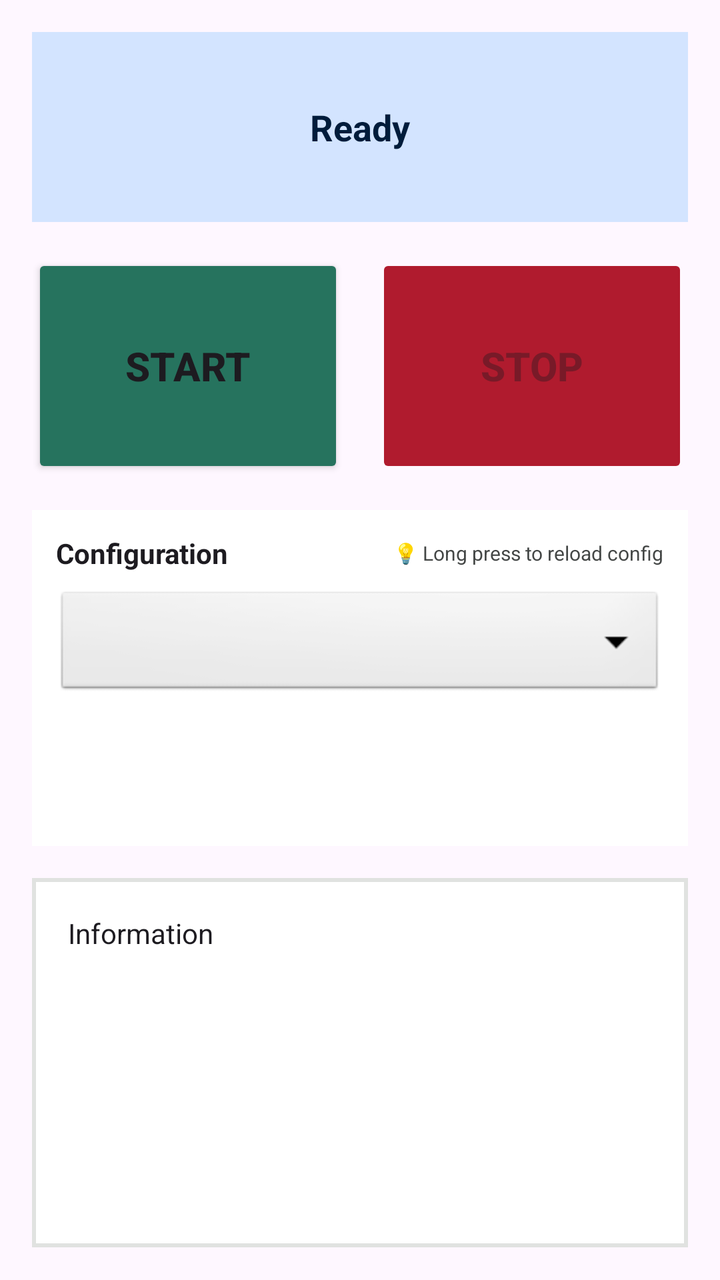
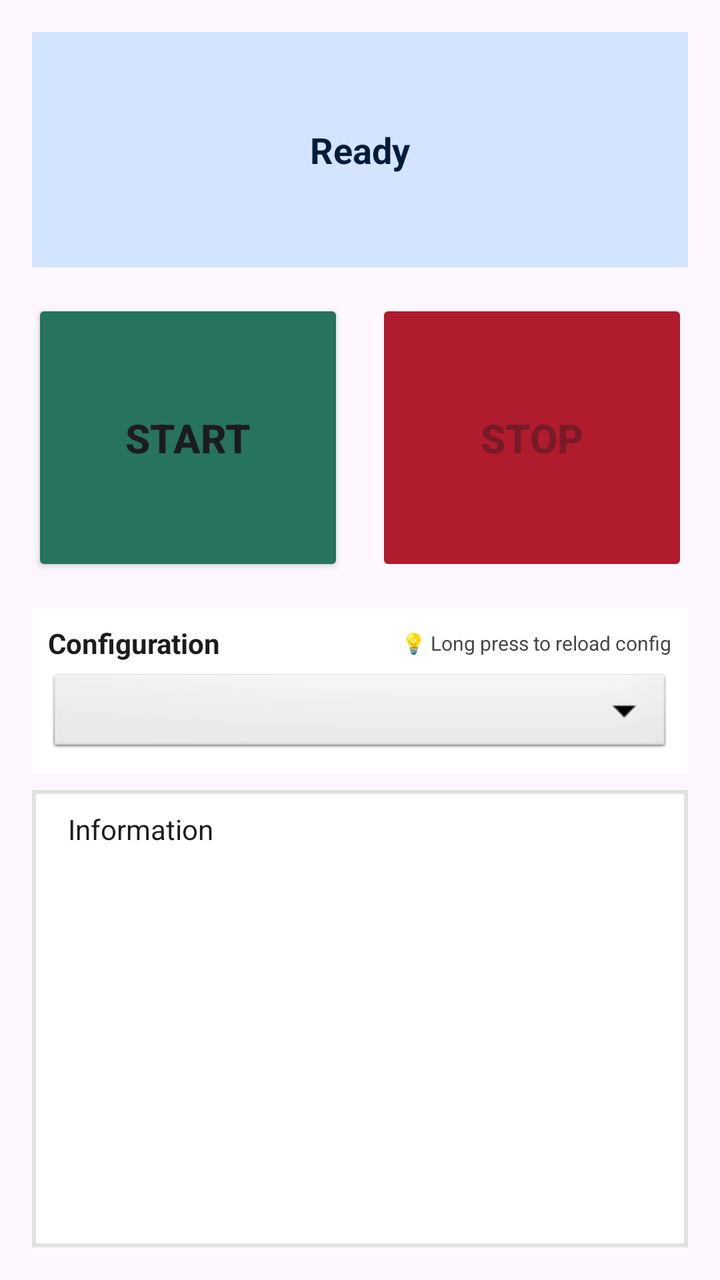

Compare the two renders of this Android layout. The source of the first and the diff that turns it into the second are given below.
<!-- AndroidManifest.xml: application theme Theme.AudioTester -->
<!-- res/layout/fragment_audio_test.xml -->
<?xml version="1.0" encoding="utf-8"?>
<LinearLayout xmlns:android="http://schemas.android.com/apk/res/android"
    android:layout_width="match_parent"
    android:layout_height="match_parent"
    android:orientation="vertical"
    android:padding="16dp">

    
    <TextView
        android:id="@+id/statusTextView"
        android:layout_width="match_parent"
        android:layout_height="0dp"
        android:layout_weight="1.7"
        android:text="Ready"
        android:textSize="18sp"
        android:textStyle="bold"
        android:textColor="#001C3B"
        android:gravity="center"
        android:padding="16dp"
        android:background="#D3E4FF"
        android:layout_marginBottom="16dp" />

    
    <LinearLayout
        android:layout_width="match_parent"
        android:layout_height="0dp"
        android:layout_weight="2"
        android:orientation="horizontal"
        android:layout_marginBottom="16dp">

        <Button
            android:id="@+id/startButton"
            android:layout_width="0dp"
            android:layout_height="match_parent"
            android:layout_weight="1"
            android:layout_marginEnd="8dp"
            android:text="Start"
            android:textSize="20sp"
            android:textStyle="bold"
            android:backgroundTint="#26735E" />

        <Button
            android:id="@+id/stopButton"
            android:layout_width="0dp"
            android:layout_height="match_parent"
            android:layout_weight="1"
            android:layout_marginStart="8dp"
            android:text="Stop"
            android:textSize="20sp"
            android:textStyle="bold"
            android:backgroundTint="#B01B2E"
            android:enabled="false" />

    </LinearLayout>

    
    <LinearLayout
        android:layout_width="match_parent"
        android:layout_height="0dp"
        android:layout_weight="3"
        android:orientation="vertical"
        android:background="#FFFFFF"
        android:padding="12dp"
        android:layout_marginBottom="16dp">

        <LinearLayout
            android:layout_width="match_parent"
            android:layout_height="wrap_content"
            android:orientation="horizontal"
            android:gravity="center_vertical">

            <TextView
                android:id="@+id/configTitleTextView"
                android:layout_width="0dp"
                android:layout_height="wrap_content"
                android:layout_weight="1"
                android:text="Configuration"
                android:textSize="14sp"
                android:textStyle="bold"
                android:textColor="#1D1B20" />

            <TextView
                android:layout_width="wrap_content"
                android:layout_height="wrap_content"
                android:text="💡 Long press to reload config"
                android:textSize="10sp"
                android:textColor="#444746" />

        </LinearLayout>

        <Spinner
            android:id="@+id/configSpinner"
            android:layout_width="match_parent"
            android:layout_height="56dp"
            android:layout_marginTop="8dp"
            android:background="@android:drawable/btn_dropdown"
            android:paddingStart="12dp"
            android:paddingEnd="12dp"
            android:spinnerMode="dropdown"
            android:popupBackground="#FFFFFF" />

    </LinearLayout>

    
    <ScrollView
        android:layout_width="match_parent"
        android:layout_height="0dp"
        android:layout_weight="3.3"
        android:fillViewport="true"
        android:padding="2dp"
        android:background="#E0E2E0">

        <TextView
            android:id="@+id/infoTextView"
            android:layout_width="match_parent"
            android:layout_height="wrap_content"
            android:text="Information"
            android:textSize="14sp"
            android:textColor="#1D1B20"
            android:lineSpacingExtra="4dp"
            android:background="#FFFFFF"
            android:padding="16dp" />

    </ScrollView>

</LinearLayout>
<!-- resources referenced by this layout -->
<resources>
  <style name="Theme.AudioTester" parent="Base.Theme.AudioTester" />
  <style name="Base.Theme.AudioTester" parent="Theme.Material3.DayNight.NoActionBar" />
</resources>

<!-- the commit's change to res/layout/fragment_audio_test.xml (unified diff, before → after) -->
@@ -16,7 +16,10 @@
         android:textStyle="bold"
         android:textColor="#001C3B"
         android:gravity="center"
-        android:padding="16dp"
+        android:paddingStart="16dp"
+        android:paddingEnd="16dp"
+        android:paddingTop="8dp"
+        android:paddingBottom="8dp"
         android:background="#D3E4FF"
         android:layout_marginBottom="16dp" />
 
@@ -56,12 +59,11 @@
     
     <LinearLayout
         android:layout_width="match_parent"
-        android:layout_height="0dp"
-        android:layout_weight="3"
+        android:layout_height="wrap_content"
         android:orientation="vertical"
         android:background="#FFFFFF"
-        android:padding="12dp"
-        android:layout_marginBottom="16dp">
+        android:padding="8dp"
+        android:layout_marginBottom="8dp">
 
         <LinearLayout
             android:layout_width="match_parent"
@@ -91,8 +93,8 @@
         <Spinner
             android:id="@+id/configSpinner"
             android:layout_width="match_parent"
-            android:layout_height="56dp"
-            android:layout_marginTop="8dp"
+            android:layout_height="44dp"
+            android:layout_marginTop="4dp"
             android:background="@android:drawable/btn_dropdown"
             android:paddingStart="12dp"
             android:paddingEnd="12dp"
@@ -119,7 +121,10 @@
             android:textColor="#1D1B20"
             android:lineSpacingExtra="4dp"
             android:background="#FFFFFF"
-            android:padding="16dp" />
+            android:paddingStart="16dp"
+            android:paddingEnd="16dp"
+            android:paddingTop="8dp"
+            android:paddingBottom="8dp" />
 
     </ScrollView>
 
